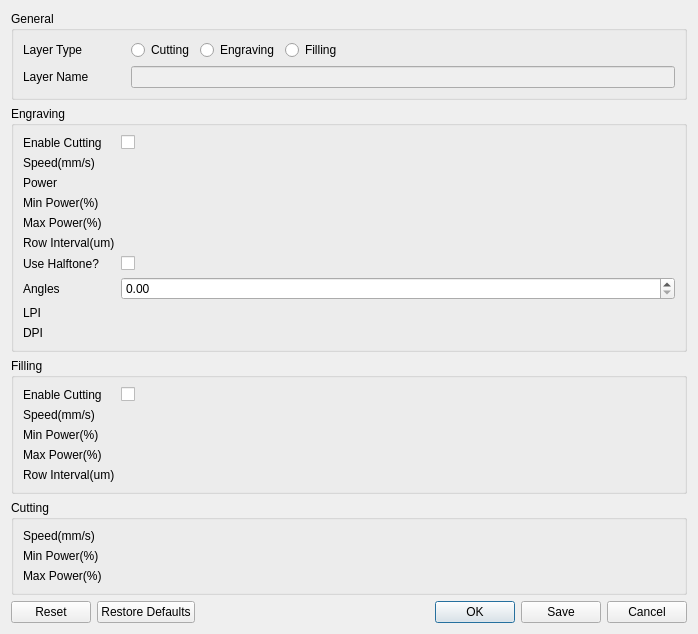
The window that src/ui/LaserLayerDialog.ui (oneminute/LaserController) describes before a commit, drawn with Qt 5.
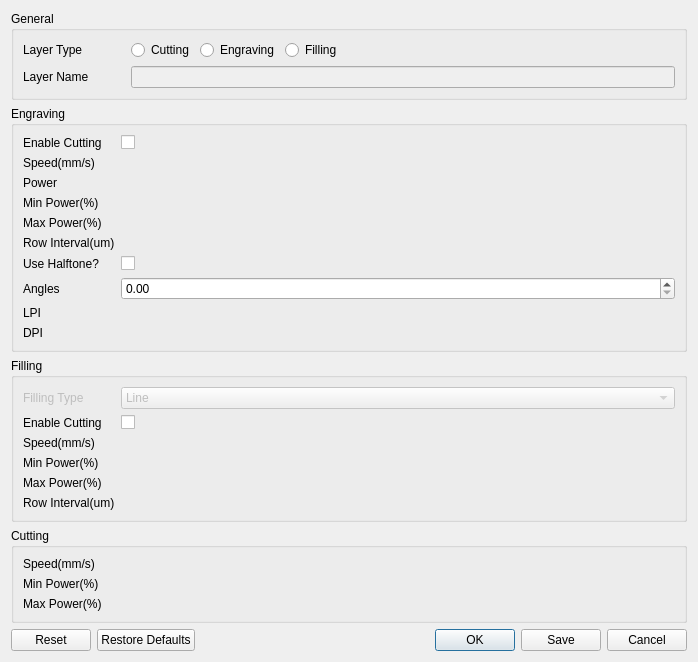
The same window after the commit. Custom widgets are drawn as their Qt base class.

```diff
--- a/src/ui/LaserLayerDialog.ui
+++ b/src/ui/LaserLayerDialog.ui
@@ -7,7 +7,7 @@
     <x>0</x>
     <y>0</y>
     <width>698</width>
-    <height>622</height>
+    <height>644</height>
    </rect>
   </property>
   <property name="windowTitle">
@@ -226,60 +226,87 @@
       <string>Filling</string>
      </property>
      <layout class="QFormLayout" name="formLayout_4">
-      <item row="1" column="0">
+      <item row="2" column="0">
        <widget class="QLabel" name="labelFillingSpeed">
         <property name="text">
          <string>Speed(mm/s)</string>
         </property>
        </widget>
       </item>
-      <item row="1" column="1">
+      <item row="2" column="1">
        <widget class="EditSlider" name="editSliderFillingRunSpeed" native="true"/>
       </item>
-      <item row="2" column="0">
+      <item row="3" column="0">
        <widget class="QLabel" name="labelFillingMinPower">
         <property name="text">
          <string>Min Power(%)</string>
         </property>
        </widget>
       </item>
-      <item row="2" column="1">
+      <item row="3" column="1">
        <widget class="FloatEditSlider" name="editSliderFillingMinSpeedPower" native="true"/>
       </item>
-      <item row="3" column="0">
+      <item row="4" column="0">
        <widget class="QLabel" name="labelFillingMaxPower">
         <property name="text">
          <string>Max Power(%)</string>
         </property>
        </widget>
       </item>
-      <item row="3" column="1">
+      <item row="4" column="1">
        <widget class="FloatEditSlider" name="editSliderFillingRunSpeedPower" native="true"/>
       </item>
-      <item row="4" column="0">
+      <item row="5" column="0">
        <widget class="QLabel" name="labelFillingRowInterval">
         <property name="text">
          <string>Row Interval(um)</string>
         </property>
        </widget>
       </item>
-      <item row="4" column="1">
+      <item row="5" column="1">
        <widget class="EditSlider" name="editSliderFillingRowInterval" native="true"/>
       </item>
-      <item row="0" column="0">
+      <item row="1" column="0">
        <widget class="QLabel" name="labelFillingEnableCutting">
         <property name="text">
          <string>Enable Cutting</string>
         </property>
        </widget>
       </item>
-      <item row="0" column="1">
+      <item row="1" column="1">
        <widget class="QCheckBox" name="checkBoxFillingEnableCutting">
         <property name="text">
          <string/>
         </property>
        </widget>
       </item>
+      <item row="0" column="0">
+       <widget class="QLabel" name="labelFillingType">
+        <property name="enabled">
+         <bool>false</bool>
+        </property>
+        <property name="text">
+         <string>Filling Type</string>
+        </property>
+       </widget>
+      </item>
+      <item row="0" column="1">
+       <widget class="QComboBox" name="comboBoxFillingType">
+        <property name="enabled">
+         <bool>false</bool>
+        </property>
+        <item>
+         <property name="text">
+          <string>Line</string>
+         </property>
+        </item>
+        <item>
+         <property name="text">
+          <string>Pixel</string>
+         </property>
+        </item>
+       </widget>
+      </item>
      </layout>
     </widget>
    </item>
```
Left out of the diff: 9 changed lines with no effect on the pictures.
